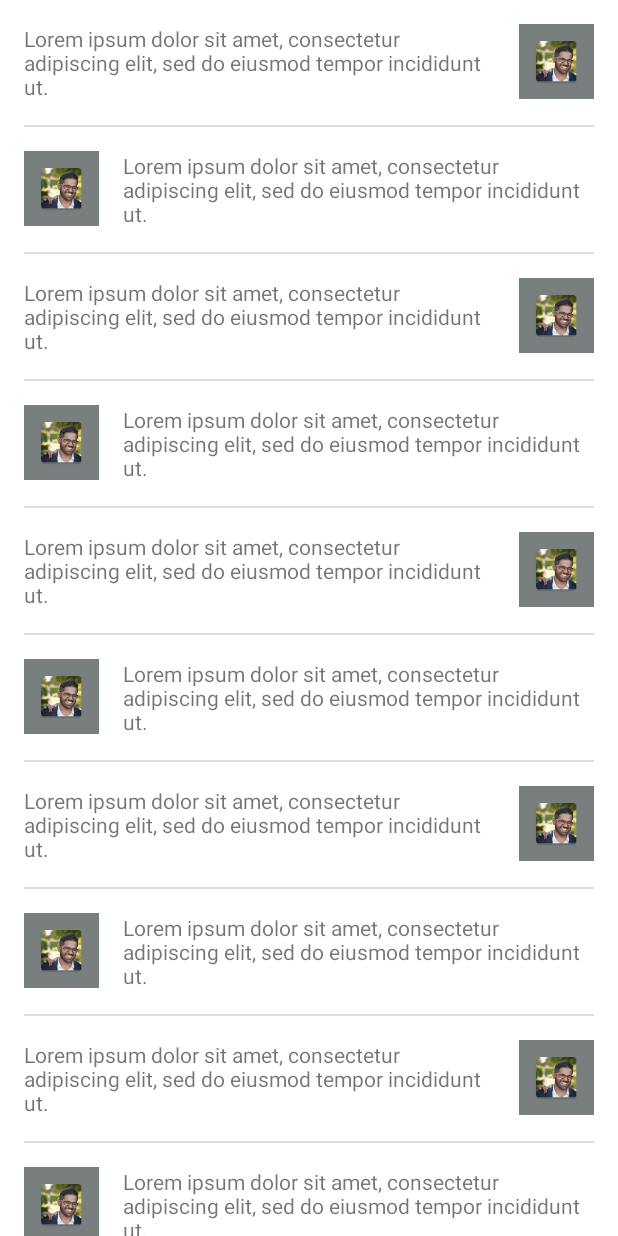
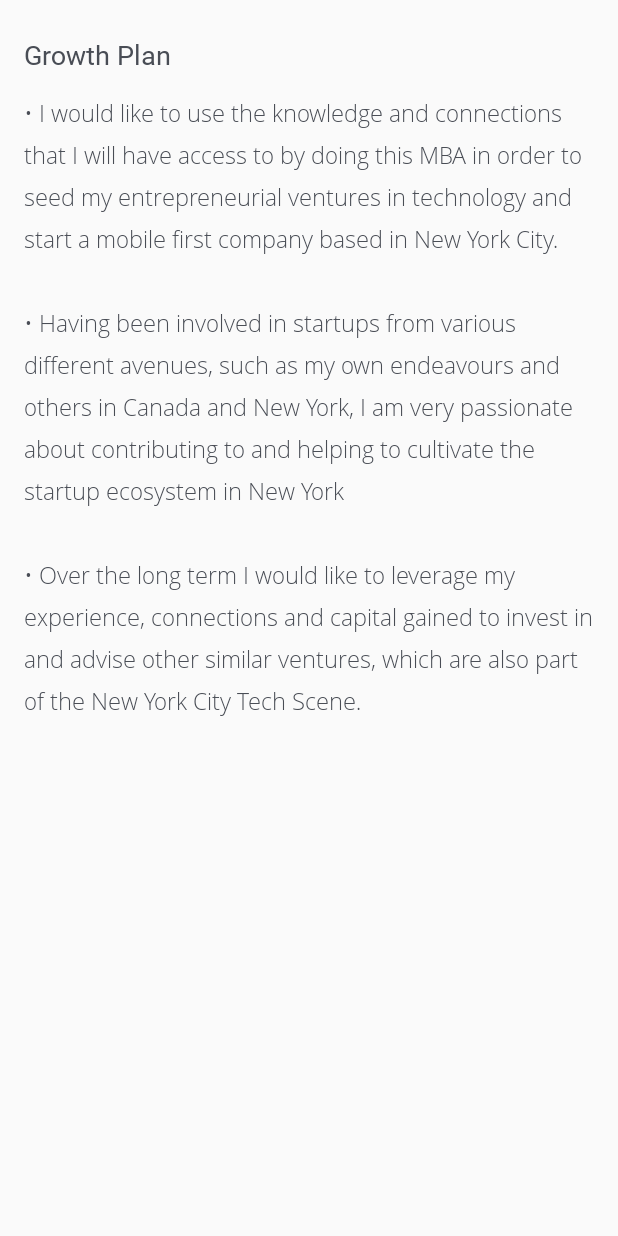
Before and after one commit to aaemman/YetAnotherPitchDeck, an Android app: the fragment GrowthPlanFragment shown on its own in the app's theme, on a phone screen of 412 x 824 dp. Run offline under Robolectric (Android 15) with nearby library versions, the phone set to English and light mode, and no system bars.

Commit message:
added growth plan

```diff
--- a/app/src/main/java/com/yapd/alexander/yapd/client/home/sample/SampleFragment.java
+++ b/app/src/main/java/com/yapd/alexander/yapd/client/home/growth_plan/GrowthPlanFragment.java
@@ -1,4 +1,4 @@
-package com.yapd.alexander.yapd.client.home.sample;
+package com.yapd.alexander.yapd.client.home.growth_plan;
 
 import android.os.Bundle;
 import android.support.annotation.Nullable;
@@ -13,8 +13,8 @@ import com.yapd.alexander.yapd.client.util.view.common.BaseFragment;
 /**
  * Created by alexander on 9/21/16.
  */
-public class SampleFragment extends BaseFragment {
-    public static final int LAYOUT = R.layout.fragment_sample;
+public class GrowthPlanFragment extends BaseFragment {
+    public static final int LAYOUT = R.layout.fragment_growth_plan;
     private View contentView;
 
 
--- a/app/src/main/java/com/yapd/alexander/yapd/client/home/home/HomeViewPagerAdapter.java
+++ b/app/src/main/java/com/yapd/alexander/yapd/client/home/home/HomeViewPagerAdapter.java
@@ -4,7 +4,7 @@ import android.support.v4.app.FragmentManager;
 
 import com.yapd.alexander.yapd.client.home.about_me.AboutMeFragment;
 import com.yapd.alexander.yapd.client.home.experience.ExperienceFragment;
-import com.yapd.alexander.yapd.client.home.sample.SampleFragment;
+import com.yapd.alexander.yapd.client.home.growth_plan.GrowthPlanFragment;
 import com.yapd.alexander.yapd.client.util.view.common.TabbedNavigationFragmentPagerAdapter;
 
 /**
@@ -15,6 +15,6 @@ public class HomeViewPagerAdapter extends TabbedNavigationFragmentPagerAdapter {
         super(fm);
         addPage(AboutMeFragment.getInstance(), "About Me");
         addPage(ExperienceFragment.getInstance(), "Experience");
-        addPage(new SampleFragment(), "Growth Plan");
+        addPage(new GrowthPlanFragment(), "Growth Plan");
     }
 }
--- a/app/src/main/res/layout/fragment_experience.xml
+++ b/app/src/main/res/layout/fragment_experience.xml
@@ -66,7 +66,7 @@
             android:layout_height="wrap_content"
             android:layout_marginLeft="@dimen/activity_horizontal_margin"
             android:layout_marginRight="@dimen/activity_horizontal_margin"
-            android:text="• Invited to present at education conference and it was well received\n• Published paper on StudyRoom at queens university\n• Was offered $30,000 in seed funding for StudyRoom\n• Single handedly built Skillshare’s Android app which was featured on the Google Play Store home page twice in 2 months resulting in an additional 15,000+ downloads\n• Improved Skillshare Android presence resulting in an increase of downloads by over 650% within 11 months\n• Member of the International High IQ Society" />
+            android:text="• Invited to present at education conference and it was well received\n\n• Published paper on StudyRoom at queens university\n\n• Was offered $30,000 in seed funding for StudyRoom\n\n• Single handedly built Skillshare’s Android app which was featured on the Google Play Store home page twice in 2 months resulting in an additional 15,000+ downloads\n\n• Improved Skillshare Android presence resulting in an increase of downloads by over 650% within 11 months\n\n• Member of the International High IQ Society" />
 
     </LinearLayout>
 </android.support.v4.widget.NestedScrollView>
--- /dev/null
+++ b/app/src/main/res/layout/fragment_growth_plan.xml
@@ -0,0 +1,35 @@
+<?xml version="1.0" encoding="utf-8"?>
+<LinearLayout xmlns:android="http://schemas.android.com/apk/res/android"
+    xmlns:app="http://schemas.android.com/apk/res-auto"
+    android:layout_width="match_parent"
+    android:layout_height="match_parent"
+    android:orientation="vertical">
+
+    <android.support.v4.widget.NestedScrollView
+        android:layout_width="match_parent"
+        android:layout_height="match_parent">
+
+        <LinearLayout
+            android:layout_width="match_parent"
+            android:layout_height="match_parent"
+            android:orientation="vertical"
+            android:paddingBottom="@dimen/activity_horizontal_margin"
+            android:paddingTop="@dimen/activity_horizontal_margin">
+
+            <com.yapd.alexander.yapd.client.util.widget.section_header.SectionHeader
+                android:layout_width="match_parent"
+                android:layout_height="wrap_content"
+                android:layout_marginBottom="8dp"
+                app:title="Growth Plan" />
+
+            <com.yapd.alexander.yapd.client.util.widget.custom_text_view.CustomTextView
+                style="@style/Yapd.Text"
+                android:layout_width="match_parent"
+                android:layout_height="wrap_content"
+                android:layout_marginLeft="@dimen/activity_vertical_margin"
+                android:layout_marginRight="@dimen/activity_vertical_margin"
+                android:text="• I would like to use the knowledge and connections that I will have access to by doing this MBA in order to seed my entrepreneurial ventures in technology and start a mobile first company based in New York City.\n\n• Having been involved in startups from various different avenues, such as my own endeavours and others in Canada and New York, I am very passionate about contributing to and helping to cultivate the startup ecosystem in New York\n\n• Over the long term I would like to leverage my experience, connections and capital gained to invest in and advise other similar ventures, which are also part of the New York City Tech Scene." />
+
+        </LinearLayout>
+    </android.support.v4.widget.NestedScrollView>
+</LinearLayout>
--- a/app/src/main/res/layout/fragment_sample.xml
+++ /dev/null
@@ -1,328 +0,0 @@
-<?xml version="1.0" encoding="utf-8"?>
-<LinearLayout xmlns:android="http://schemas.android.com/apk/res/android"
-    android:layout_width="match_parent"
-    android:layout_height="match_parent"
-    android:background="@color/white"
-    android:orientation="vertical">
-
-    <android.support.v4.widget.NestedScrollView
-        android:layout_width="match_parent"
-        android:layout_height="match_parent">
-
-        <LinearLayout
-            android:layout_width="match_parent"
-            android:layout_height="match_parent"
-            android:layout_margin="@dimen/activity_vertical_margin"
-            android:orientation="vertical"
-            android:paddingBottom="@dimen/activity_horizontal_margin">
-
-            <LinearLayout
-                android:layout_width="match_parent"
-                android:layout_height="wrap_content"
-                android:minHeight="50dp"
-                android:orientation="horizontal">
-
-                <TextView
-                    android:layout_width="0dp"
-                    android:layout_height="wrap_content"
-                    android:layout_marginRight="@dimen/activity_horizontal_margin"
-                    android:layout_weight="1"
-                    android:ellipsize="end"
-                    android:maxLines="3"
-                    android:text="Lorem ipsum dolor sit amet, consectetur adipiscing elit, sed do eiusmod tempor incididunt ut." />
-
-                <ImageView
-                    android:layout_width="50dp"
-                    android:layout_height="50dp"
-                    android:background="@color/gray5"
-                    android:padding="8dp"
-                    android:scaleType="centerInside"
-                    android:src="@mipmap/ic_launcher" />
-            </LinearLayout>
-
-            <View
-                android:layout_width="match_parent"
-                android:layout_height="1dp"
-                android:layout_marginBottom="@dimen/activity_vertical_margin"
-                android:layout_marginTop="@dimen/activity_vertical_margin"
-                android:background="@color/gray25" />
-
-            <LinearLayout
-                android:layout_width="match_parent"
-                android:layout_height="wrap_content"
-                android:minHeight="50dp"
-                android:orientation="horizontal">
-
-                <ImageView
-                    android:layout_width="50dp"
-                    android:layout_height="50dp"
-                    android:background="@color/gray5"
-                    android:padding="8dp"
-                    android:scaleType="centerInside"
-                    android:src="@mipmap/ic_launcher" />
-
-                <TextView
-                    android:layout_width="0dp"
-                    android:layout_height="wrap_content"
-                    android:layout_marginLeft="@dimen/activity_horizontal_margin"
-                    android:layout_weight="1"
-                    android:ellipsize="end"
-                    android:maxLines="3"
-                    android:text="Lorem ipsum dolor sit amet, consectetur adipiscing elit, sed do eiusmod tempor incididunt ut." />
-            </LinearLayout>
-
-            <View
-                android:layout_width="match_parent"
-                android:layout_height="1dp"
-                android:layout_marginBottom="@dimen/activity_vertical_margin"
-                android:layout_marginTop="@dimen/activity_vertical_margin"
-                android:background="@color/gray25" />
-
-            <LinearLayout
-                android:layout_width="match_parent"
-                android:layout_height="wrap_content"
-                android:minHeight="50dp"
-                android:orientation="horizontal">
-
-                <TextView
-                    android:layout_width="0dp"
-                    android:layout_height="wrap_content"
-                    android:layout_marginRight="@dimen/activity_horizontal_margin"
-                    android:layout_weight="1"
-                    android:ellipsize="end"
-                    android:maxLines="3"
-                    android:text="Lorem ipsum dolor sit amet, consectetur adipiscing elit, sed do eiusmod tempor incididunt ut." />
-
-                <ImageView
-                    android:layout_width="50dp"
-                    android:layout_height="50dp"
-                    android:background="@color/gray5"
-                    android:padding="8dp"
-                    android:scaleType="centerInside"
-                    android:src="@mipmap/ic_launcher" />
-            </LinearLayout>
-
-            <View
-                android:layout_width="match_parent"
-                android:layout_height="1dp"
-                android:layout_marginBottom="@dimen/activity_vertical_margin"
-                android:layout_marginTop="@dimen/activity_vertical_margin"
-                android:background="@color/gray25" />
-
-            <LinearLayout
-                android:layout_width="match_parent"
-                android:layout_height="wrap_content"
-                android:minHeight="50dp"
-                android:orientation="horizontal">
-
-                <ImageView
-                    android:layout_width="50dp"
-                    android:layout_height="50dp"
-                    android:background="@color/gray5"
-                    android:padding="8dp"
-                    android:scaleType="centerInside"
-                    android:src="@mipmap/ic_launcher" />
-
-                <TextView
-                    android:layout_width="0dp"
-                    android:layout_height="wrap_content"
-                    android:layout_marginLeft="@dimen/activity_horizontal_margin"
-                    android:layout_weight="1"
-                    android:ellipsize="end"
-                    android:maxLines="3"
-                    android:text="Lorem ipsum dolor sit amet, consectetur adipiscing elit, sed do eiusmod tempor incididunt ut." />
-            </LinearLayout>
-
-            <View
-                android:layout_width="match_parent"
-                android:layout_height="1dp"
-                android:layout_marginBottom="@dimen/activity_vertical_margin"
-                android:layout_marginTop="@dimen/activity_vertical_margin"
-                android:background="@color/gray25" />
-
-
-            <LinearLayout
-                android:layout_width="match_parent"
-                android:layout_height="wrap_content"
-                android:minHeight="50dp"
-                android:orientation="horizontal">
-
-                <TextView
-                    android:layout_width="0dp"
-                    android:layout_height="wrap_content"
-                    android:layout_marginRight="@dimen/activity_horizontal_margin"
-                    android:layout_weight="1"
-                    android:ellipsize="end"
-                    android:maxLines="3"
-                    android:text="Lorem ipsum dolor sit amet, consectetur adipiscing elit, sed do eiusmod tempor incididunt ut." />
-
-                <ImageView
-                    android:layout_width="50dp"
-                    android:layout_height="50dp"
-                    android:background="@color/gray5"
-                    android:padding="8dp"
-                    android:scaleType="centerInside"
-                    android:src="@mipmap/ic_launcher" />
-            </LinearLayout>
-
-            <View
-                android:layout_width="match_parent"
-                android:layout_height="1dp"
-                android:layout_marginBottom="@dimen/activity_vertical_margin"
-                android:layout_marginTop="@dimen/activity_vertical_margin"
-                android:background="@color/gray25" />
-
-            <LinearLayout
-                android:layout_width="match_parent"
-                android:layout_height="wrap_content"
-                android:minHeight="50dp"
-                android:orientation="horizontal">
-
-                <ImageView
-                    android:layout_width="50dp"
-                    android:layout_height="50dp"
-                    android:background="@color/gray5"
-                    android:padding="8dp"
-                    android:scaleType="centerInside"
-                    android:src="@mipmap/ic_launcher" />
-
-                <TextView
-                    android:layout_width="0dp"
-                    android:layout_height="wrap_content"
-                    android:layout_marginLeft="@dimen/activity_horizontal_margin"
-                    android:layout_weight="1"
-                    android:ellipsize="end"
-                    android:maxLines="3"
-                    android:text="Lorem ipsum dolor sit amet, consectetur adipiscing elit, sed do eiusmod tempor incididunt ut." />
-            </LinearLayout>
-
-            <View
-                android:layout_width="match_parent"
-                android:layout_height="1dp"
-                android:layout_marginBottom="@dimen/activity_vertical_margin"
-                android:layout_marginTop="@dimen/activity_vertical_margin"
-                android:background="@color/gray25" />
-
-
-            <LinearLayout
-                android:layout_width="match_parent"
-                android:layout_height="wrap_content"
-                android:minHeight="50dp"
-                android:orientation="horizontal">
-
-                <TextView
-                    android:layout_width="0dp"
-                    android:layout_height="wrap_content"
-                    android:layout_marginRight="@dimen/activity_horizontal_margin"
-                    android:layout_weight="1"
-                    android:ellipsize="end"
-                    android:maxLines="3"
-                    android:text="Lorem ipsum dolor sit amet, consectetur adipiscing elit, sed do eiusmod tempor incididunt ut." />
-
-                <ImageView
-                    android:layout_width="50dp"
-                    android:layout_height="50dp"
-                    android:background="@color/gray5"
-                    android:padding="8dp"
-                    android:scaleType="centerInside"
-                    android:src="@mipmap/ic_launcher" />
-            </LinearLayout>
-
-            <View
-                android:layout_width="match_parent"
-                android:layout_height="1dp"
-                android:layout_marginBottom="@dimen/activity_vertical_margin"
-                android:layout_marginTop="@dimen/activity_vertical_margin"
-                android:background="@color/gray25" />
-
-            <LinearLayout
-                android:layout_width="match_parent"
-                android:layout_height="wrap_content"
-                android:minHeight="50dp"
-                android:orientation="horizontal">
-
-                <ImageView
-                    android:layout_width="50dp"
-                    android:layout_height="50dp"
-                    android:background="@color/gray5"
-                    android:padding="8dp"
-                    android:scaleType="centerInside"
-                    android:src="@mipmap/ic_launcher" />
-
-                <TextView
-                    android:layout_width="0dp"
-                    android:layout_height="wrap_content"
-                    android:layout_marginLeft="@dimen/activity_horizontal_margin"
-                    android:layout_weight="1"
-                    android:ellipsize="end"
-                    android:maxLines="3"
-                    android:text="Lorem ipsum dolor sit amet, consectetur adipiscing elit, sed do eiusmod tempor incididunt ut." />
-            </LinearLayout>
-
-            <View
-                android:layout_width="match_parent"
-                android:layout_height="1dp"
-                android:layout_marginBottom="@dimen/activity_vertical_margin"
-                android:layout_marginTop="@dimen/activity_vertical_margin"
-                android:background="@color/gray25" />
-
-
-            <LinearLayout
-                android:layout_width="match_parent"
-                android:layout_height="wrap_content"
-                android:minHeight="50dp"
-                android:orientation="horizontal">
-
-                <TextView
-                    android:layout_width="0dp"
-                    android:layout_height="wrap_content"
-                    android:layout_marginRight="@dimen/activity_horizontal_margin"
-                    android:layout_weight="1"
-                    android:ellipsize="end"
-                    android:maxLines="3"
-                    android:text="Lorem ipsum dolor sit amet, consectetur adipiscing elit, sed do eiusmod tempor incididunt ut." />
-
-                <ImageView
-                    android:layout_width="50dp"
-                    android:layout_height="50dp"
-                    android:background="@color/gray5"
-                    android:padding="8dp"
-                    android:scaleType="centerInside"
-                    android:src="@mipmap/ic_launcher" />
-            </LinearLayout>
-
-            <View
-                android:layout_width="match_parent"
-                android:layout_height="1dp"
-                android:layout_marginBottom="@dimen/activity_vertical_margin"
-                android:layout_marginTop="@dimen/activity_vertical_margin"
-                android:background="@color/gray25" />
-
-            <LinearLayout
-                android:layout_width="match_parent"
-                android:layout_height="wrap_content"
-                android:minHeight="50dp"
-                android:orientation="horizontal">
-
-                <ImageView
-                    android:layout_width="50dp"
-                    android:layout_height="50dp"
-                    android:background="@color/gray5"
-                    android:padding="8dp"
-                    android:scaleType="centerInside"
-                    android:src="@mipmap/ic_launcher" />
-
-                <TextView
-                    android:layout_width="0dp"
-                    android:layout_height="wrap_content"
-                    android:layout_marginLeft="@dimen/activity_horizontal_margin"
-                    android:layout_weight="1"
-                    android:ellipsize="end"
-                    android:maxLines="3"
-                    android:text="Lorem ipsum dolor sit amet, consectetur adipiscing elit, sed do eiusmod tempor incididunt ut." />
-            </LinearLayout>
-
-        </LinearLayout>
-    </android.support.v4.widget.NestedScrollView>
-
-</LinearLayout>
```
